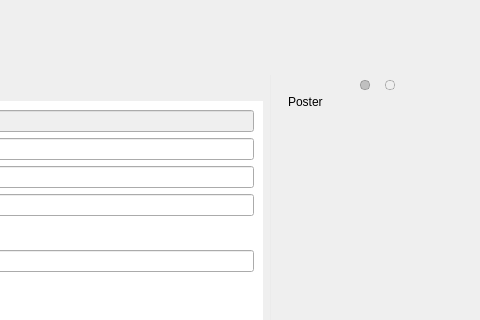
Komet/MediaElch, file movies/MovieWidget.ui: the form before one commit; both pictures show x 454 to 934 and y 0 to 320 of the 934 by 811 pixel window.
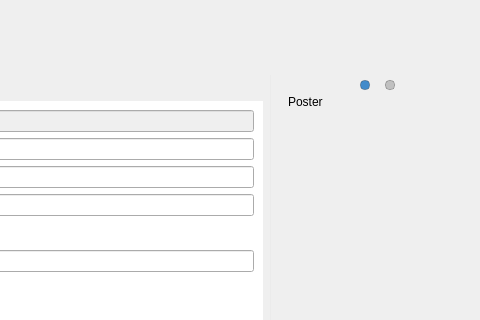
The form after the commit. Icons and pictures are not drawn. Custom widgets are drawn as their Qt base class.

Patch:
```diff
--- a/movies/MovieWidget.ui
+++ b/movies/MovieWidget.ui
@@ -1135,10 +1135,11 @@
 	margin: 4px;
 	width: 8px;
 	height: 8px;
+	background-color: rgba(0, 0, 0, 50);
 }
 
 QPushButton::checked {
-	background-color: rgba(0, 0, 0, 50);
+	background-color: #428BCA;
 }
 
 QPushButton::hover {
@@ -1169,10 +1170,11 @@
 	margin: 5px;
 	width: 8px;
 	height: 8px;
+	background-color: rgba(0, 0, 0, 50);
 }
 
 QPushButton::checked {
-	background-color: rgba(0, 0, 0, 50);
+	background-color: #428BCA;
 }
 
 QPushButton::hover {
```
